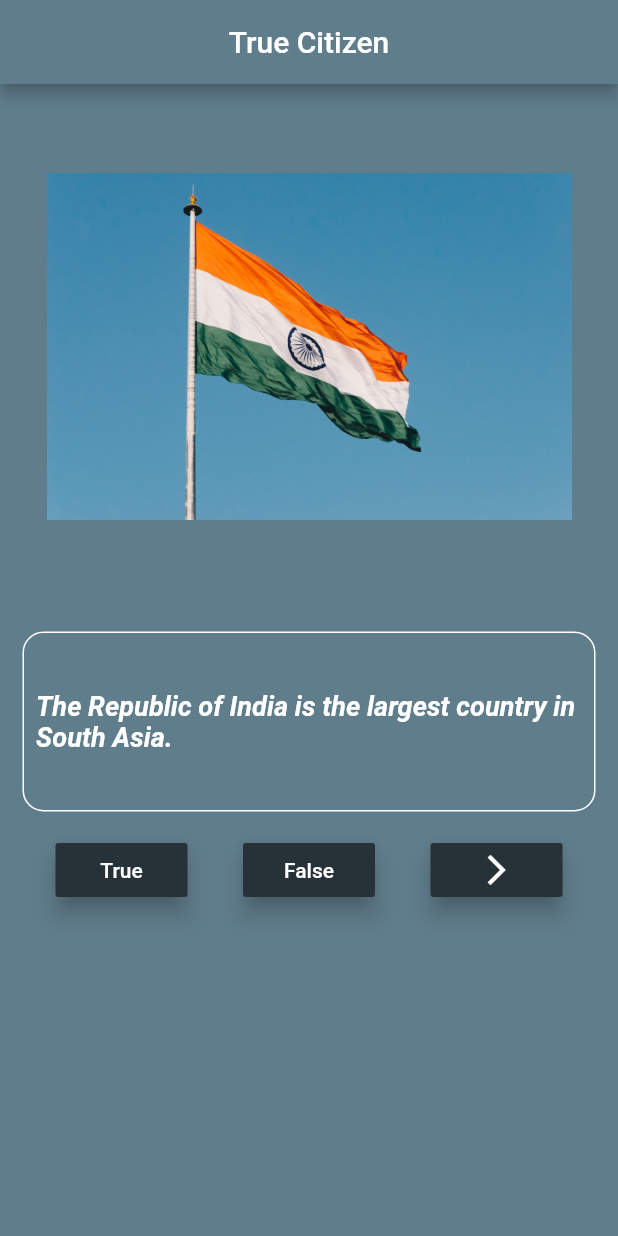
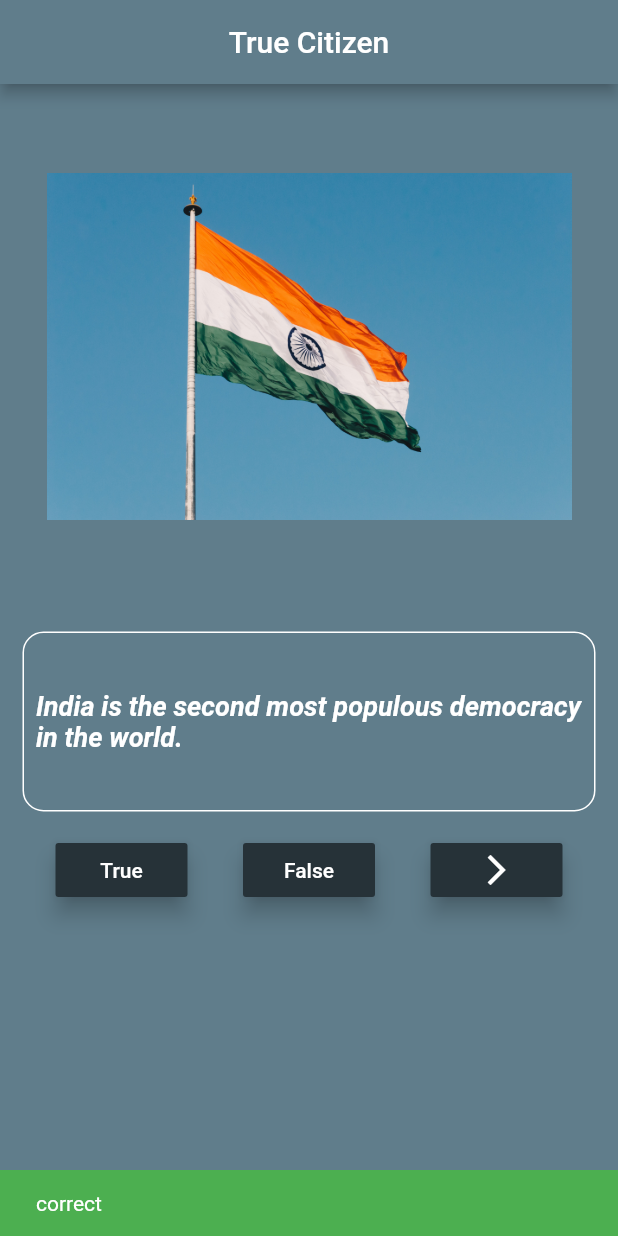
Before and after one commit to amitmaurya7374/quiz, a Flutter app: the screen it shows after launch, after a tap on "True", on a phone screen of 412 x 824 dp. Run offline on Flutter 3.47's test engine with Material 2 defaults, Android fonts, the phone set to English and light mode, and no system bars.

Commit message:
forth commit

```diff
--- a/lib/quiz_screen.dart
+++ b/lib/quiz_screen.dart
@@ -55,7 +55,8 @@ class _QuizScreenState extends State<QuizScreen> {
         backgroundColor: Colors.blueGrey,
       ),
       backgroundColor: Colors.blueGrey,
-      body: Container(
+      body: Builder(
+        builder: (BuildContext context) => Container(
           child: Column(
             // crossAxisAlignment: CrossAxisAlignment.center,
             children: <Widget>[
@@ -93,7 +94,13 @@ class _QuizScreenState extends State<QuizScreen> {
                   RaisedButton(
                     elevation: 6.0,
                     color: Colors.blueGrey.shade900,
-                  onPressed: () => _checkAnswer(true),
+                    onPressed: () {
+                      _checkAnswer(true, context);
+                      setState(() {
+                        _currentQuestionIndex++;
+                      });
+
+                    },
                     child: Text(
                       'True',
                       style: TextStyle(color: Colors.white),
@@ -102,7 +109,13 @@ class _QuizScreenState extends State<QuizScreen> {
                   RaisedButton(
                     elevation: 6.0,
                     color: Colors.blueGrey.shade900,
-                  onPressed: () => _checkAnswer(false),
+                    onPressed: () {
+                      _checkAnswer(false, context);
+                      setState(() {
+                        _currentQuestionIndex++;
+                      });
+
+                    },
                     child: Text(
                       'False',
                       style: TextStyle(color: Colors.white),
@@ -121,21 +134,34 @@ class _QuizScreenState extends State<QuizScreen> {
             ],
           ),
         ),
+      ),
     );
   }
 
-  _checkAnswer(bool userChoice) {
-    if(userChoice == questionBank[_currentQuestionIndex].isCorrect){
+  _checkAnswer(bool userChoice, BuildContext context) {
+    if (userChoice == questionBank[_currentQuestionIndex].isCorrect) {
       //Correct
+      final snackBar = SnackBar(
+        backgroundColor: Colors.green,
+        duration: Duration(seconds: 2),
+        content: Text('correct'),
+      );
+      Scaffold.of(context).showSnackBar(snackBar);
       debugPrint("Yes it is true");
-    }else{
+    } else {
       debugPrint('Incorrect');
+      final snackBar = SnackBar(
+        duration: Duration(seconds: 2),
+        backgroundColor: Colors.red,
+        content: Text('InCorrect'),
+      );
+      Scaffold.of(context).showSnackBar(snackBar);
     }
   }
 
   _nextQuestion() {
     setState(() {
-      _currentQuestionIndex =(_currentQuestionIndex + 1)%questionBank.length;
+      _currentQuestionIndex = (_currentQuestionIndex + 1) % questionBank.length;
     });
   }
 }
```
Lines whose indentation alone changed are shown as unchanged.
